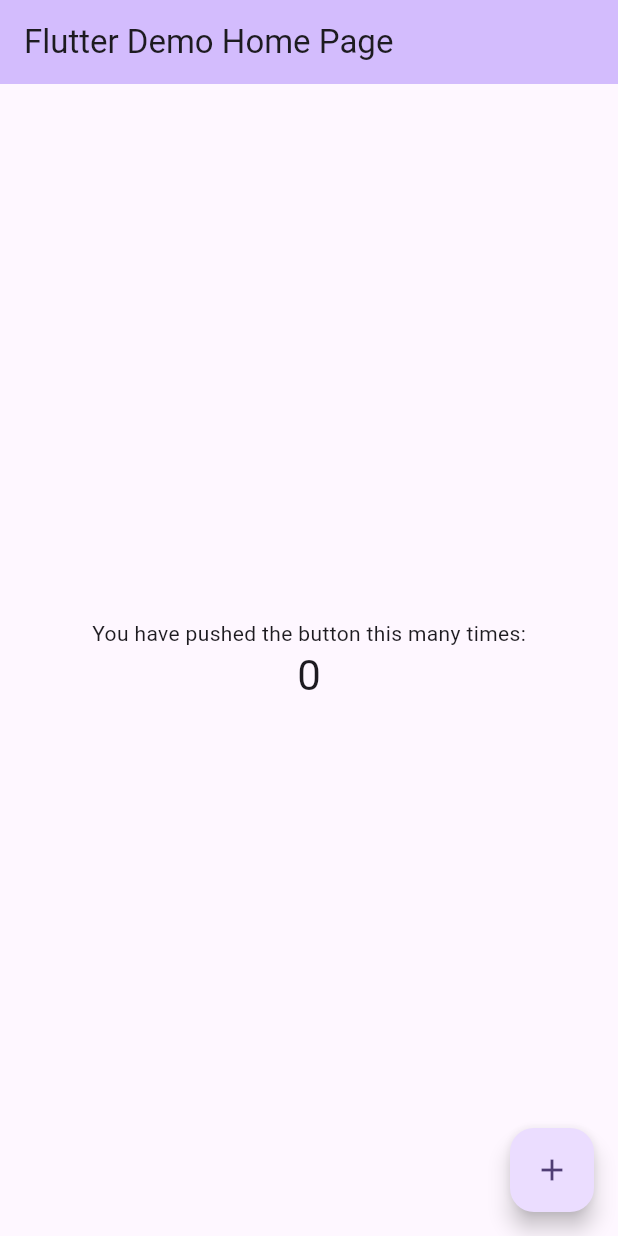
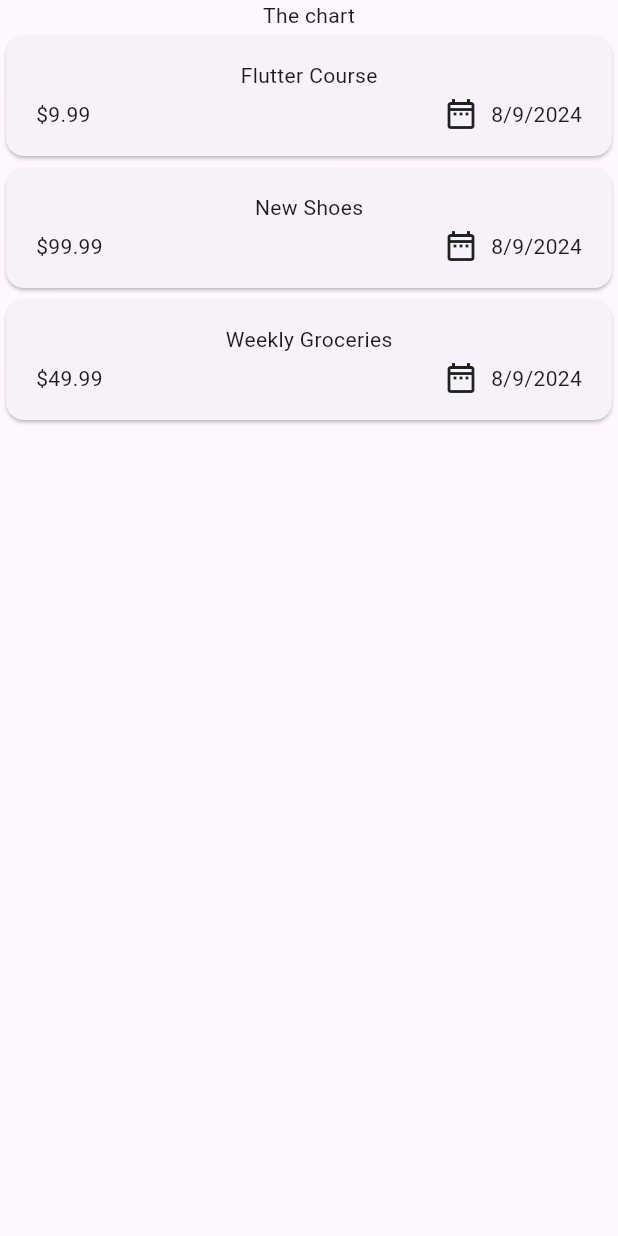
Before and after one commit to HarshaKy/expense_tracker, a Flutter app: the screen it shows after launch, on a phone screen of 412 x 824 dp. Run offline on Flutter 3.47's test engine with Material 3 defaults, Android fonts, the phone set to English and light mode, and no system bars.

Commit message:
expenses list skeleton

```diff
--- a/lib/main.dart
+++ b/lib/main.dart
@@ -1,4 +1,5 @@
 import 'package:flutter/material.dart';
+import 'package:expense_tracker/widgets/expenses.dart';
 
 void main() {
   runApp(const MyApp());
@@ -7,119 +8,10 @@ void main() {
 class MyApp extends StatelessWidget {
   const MyApp({super.key});
 
-  // This widget is the root of your application.
   @override
-  Widget build(BuildContext context) {
-    return MaterialApp(
-      title: 'Flutter Demo',
-      theme: ThemeData(
-        // This is the theme of your application.
-        //
-        // TRY THIS: Try running your application with "flutter run". You'll see
-        // the application has a purple toolbar. Then, without quitting the app,
-        // try changing the seedColor in the colorScheme below to Colors.green
-        // and then invoke "hot reload" (save your changes or press the "hot
-        // reload" button in a Flutter-supported IDE, or press "r" if you used
-        // the command line to start the app).
-        //
-        // Notice that the counter didn't reset back to zero; the application
-        // state is not lost during the reload. To reset the state, use hot
-        // restart instead.
-        //
-        // This works for code too, not just values: Most code changes can be
-        // tested with just a hot reload.
-        colorScheme: ColorScheme.fromSeed(seedColor: Colors.deepPurple),
-        useMaterial3: true,
-      ),
-      home: const MyHomePage(title: 'Flutter Demo Home Page'),
+  Widget build(context) {
+    return const MaterialApp(
+      home: Expenses(),
     );
   }
 }
-
-class MyHomePage extends StatefulWidget {
-  const MyHomePage({super.key, required this.title});
-
-  // This widget is the home page of your application. It is stateful, meaning
-  // that it has a State object (defined below) that contains fields that affect
-  // how it looks.
-
-  // This class is the configuration for the state. It holds the values (in this
-  // case the title) provided by the parent (in this case the App widget) and
-  // used by the build method of the State. Fields in a Widget subclass are
-  // always marked "final".
-
-  final String title;
-
-  @override
-  State<MyHomePage> createState() => _MyHomePageState();
-}
-
-class _MyHomePageState extends State<MyHomePage> {
-  int _counter = 0;
-
-  void _incrementCounter() {
-    setState(() {
-      // This call to setState tells the Flutter framework that something has
-      // changed in this State, which causes it to rerun the build method below
-      // so that the display can reflect the updated values. If we changed
-      // _counter without calling setState(), then the build method would not be
-      // called again, and so nothing would appear to happen.
-      _counter++;
-    });
-  }
-
-  @override
-  Widget build(BuildContext context) {
-    // This method is rerun every time setState is called, for instance as done
-    // by the _incrementCounter method above.
-    //
-    // The Flutter framework has been optimized to make rerunning build methods
-    // fast, so that you can just rebuild anything that needs updating rather
-    // than having to individually change instances of widgets.
-    return Scaffold(
-      appBar: AppBar(
-        // TRY THIS: Try changing the color here to a specific color (to
-        // Colors.amber, perhaps?) and trigger a hot reload to see the AppBar
-        // change color while the other colors stay the same.
-        backgroundColor: Theme.of(context).colorScheme.inversePrimary,
-        // Here we take the value from the MyHomePage object that was created by
-        // the App.build method, and use it to set our appbar title.
-        title: Text(widget.title),
-      ),
-      body: Center(
-        // Center is a layout widget. It takes a single child and positions it
-        // in the middle of the parent.
-        child: Column(
-          // Column is also a layout widget. It takes a list of children and
-          // arranges them vertically. By default, it sizes itself to fit its
-          // children horizontally, and tries to be as tall as its parent.
-          //
-          // Column has various properties to control how it sizes itself and
-          // how it positions its children. Here we use mainAxisAlignment to
-          // center the children vertically; the main axis here is the vertical
-          // axis because Columns are vertical (the cross axis would be
-          // horizontal).
-          //
-          // TRY THIS: Invoke "debug painting" (choose the "Toggle Debug Paint"
-          // action in the IDE, or press "p" in the console), to see the
-          // wireframe for each widget.
-          mainAxisAlignment: MainAxisAlignment.center,
-          children: <Widget>[
-            const Text(
-              'You have pushed the button this many times:',
-            ),
-            Text(
-              '$_counter',
-              style: Theme.of(context).textTheme.headlineMedium,
-            ),
-          ],
-        ),
-      ),
-      floatingActionButton: FloatingActionButton(
-        onPressed: _incrementCounter,
-        tooltip: 'Increment',
-        child: const Icon(Icons.add),
-      ), // This trailing comma makes auto-formatting nicer for build methods.
-    );
-  }
-}
--- /dev/null
+++ b/lib/models/expense.dart
@@ -0,0 +1,25 @@
+import 'package:uuid/uuid.dart';
+
+const uuid = Uuid();
+
+enum Category {
+  food,
+  travel,
+  leisure,
+  work,
+}
+
+class Expense {
+  Expense({
+    required this.title,
+    required this.amount,
+    required this.date,
+    required this.category,
+  }) : id = uuid.v4();
+
+  final String id;
+  final String title;
+  final double amount;
+  final DateTime date;
+  final Category category;
+}
--- /dev/null
+++ b/lib/widgets/expenses.dart
@@ -0,0 +1,50 @@
+import 'package:expense_tracker/models/expense.dart';
+import 'package:expense_tracker/widgets/expenses_list/expenses_list.dart';
+
+import 'package:flutter/material.dart';
+
+class Expenses extends StatefulWidget {
+  const Expenses({super.key});
+
+  @override
+  State<Expenses> createState() => _ExpensesState();
+}
+
+class _ExpensesState extends State<Expenses> {
+  final List<Expense> _expenses = [
+    Expense(
+      title: 'Flutter Course',
+      amount: 9.99,
+      date: DateTime.now(),
+      category: Category.work,
+    ),
+    Expense(
+      title: 'New Shoes',
+      amount: 99.99,
+      date: DateTime.now(),
+      category: Category.leisure,
+    ),
+    Expense(
+      title: 'Weekly Groceries',
+      amount: 49.99,
+      date: DateTime.now(),
+      category: Category.food,
+    ),
+  ];
+
+  @override
+  Widget build(context) {
+    return Scaffold(
+      body: Column(
+        children: [
+          const Text('The chart'),
+          Expanded(
+            child: ExpensesList(
+              expenses: _expenses,
+            ),
+          ),
+        ],
+      ),
+    );
+  }
+}
--- /dev/null
+++ b/lib/widgets/expenses_list/expense_item.dart
@@ -0,0 +1,44 @@
+import 'package:expense_tracker/models/expense.dart';
+
+import 'package:flutter/material.dart';
+
+class ExpenseItem extends StatelessWidget {
+  const ExpenseItem(this.expense, {super.key});
+
+  final Expense expense;
+
+  @override
+  Widget build(context) {
+    return Card(
+      child: Padding(
+        padding: const EdgeInsets.symmetric(
+          horizontal: 20,
+          vertical: 16,
+        ),
+        child: Column(
+          children: [
+            Text(expense.title),
+            const SizedBox(height: 4),
+            Row(
+              children: [
+                Text(
+                  '\$${expense.amount.toStringAsFixed(2)}',
+                ),
+                const Spacer(),
+                Row(
+                  children: [
+                    const Icon(Icons.date_range_outlined),
+                    const SizedBox(width: 8),
+                    Text(
+                      '${expense.date.day}/${expense.date.month}/${expense.date.year}',
+                    ),
+                  ],
+                ),
+              ],
+            ),
+          ],
+        ),
+      ),
+    );
+  }
+}
--- /dev/null
+++ b/lib/widgets/expenses_list/expenses_list.dart
@@ -0,0 +1,24 @@
+import 'package:expense_tracker/widgets/expenses_list/expense_item.dart';
+import 'package:flutter/material.dart';
+import 'package:expense_tracker/models/expense.dart';
+
+class ExpensesList extends StatelessWidget {
+  const ExpensesList({
+    super.key,
+    required this.expenses,
+  });
+
+  final List<Expense> expenses;
+
+  @override
+  Widget build(context) {
+    return ListView.builder(
+      itemCount: expenses.length,
+      itemBuilder: (context, index) {
+        return ExpenseItem(
+          expenses[index],
+        );
+      },
+    );
+  }
+}
--- a/pubspec.yaml
+++ b/pubspec.yaml
@@ -35,6 +35,7 @@ dependencies:
   # The following adds the Cupertino Icons font to your application.
   # Use with the CupertinoIcons class for iOS style icons.
   cupertino_icons: ^1.0.8
+  uuid: ^4.5.0
 
 dev_dependencies:
   flutter_test:
```
Also changed, not shown: pubspec.lock.
